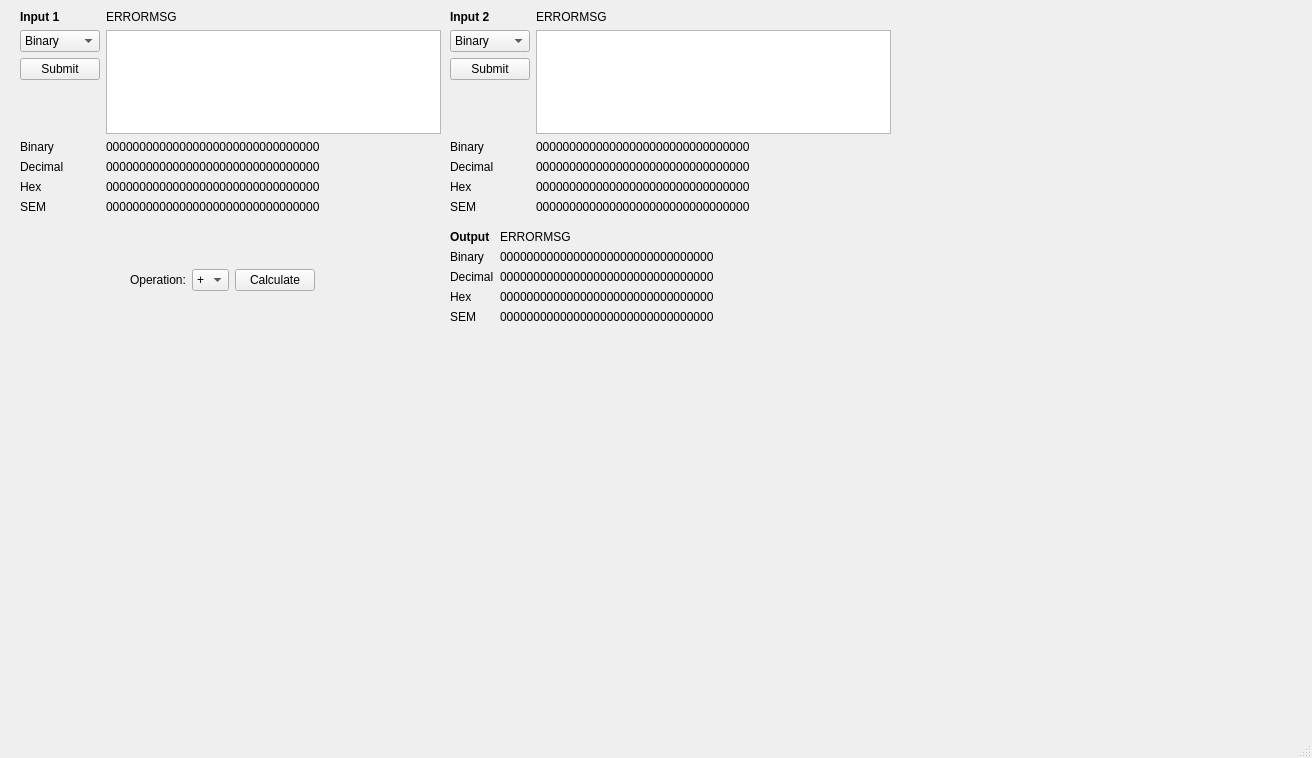
This is mainwindow.ui in JoshuaMDykstra/SWEN-4342-Project as Qt 5 draws it before an edit. The edited form follows.
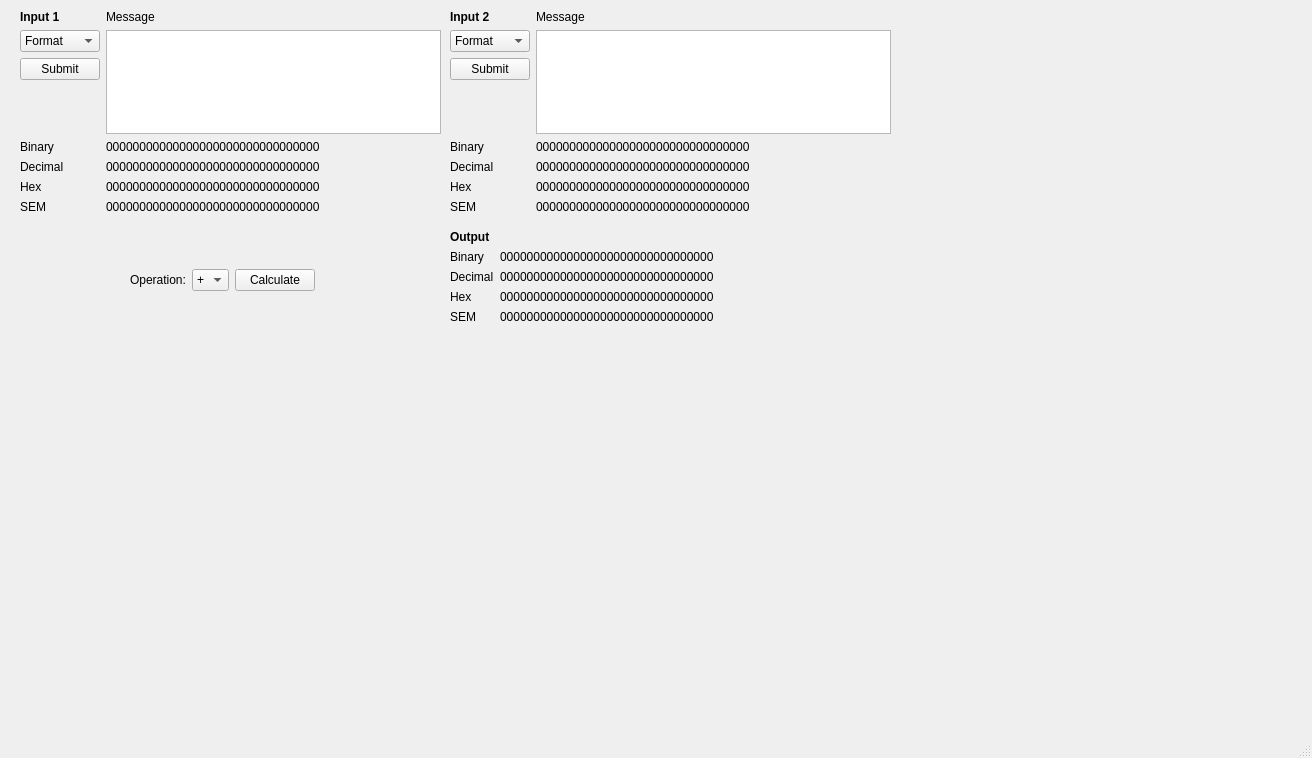
This is the edited form.

What changed in the file:
```diff
--- a/mainwindow.ui
+++ b/mainwindow.ui
@@ -94,6 +94,11 @@
       <layout class="QVBoxLayout" name="verticalLayout">
        <item>
         <widget class="QComboBox" name="input1FormatSelector">
+         <item>
+          <property name="text">
+           <string>Format</string>
+          </property>
+         </item>
          <item>
           <property name="text">
            <string>Binary</string>
@@ -128,7 +133,7 @@
      <item row="0" column="1">
       <widget class="QLabel" name="input1ErrorDisplay">
        <property name="text">
-        <string>ERRORMSG</string>
+        <string>Message</string>
        </property>
       </widget>
      </item>
@@ -210,7 +215,7 @@
      <item row="0" column="1">
       <widget class="QLabel" name="input2ErrorDisplay">
        <property name="text">
-        <string>ERRORMSG</string>
+        <string>Message</string>
        </property>
       </widget>
      </item>
@@ -221,6 +226,11 @@
       <layout class="QVBoxLayout" name="verticalLayout_2">
        <item>
         <widget class="QComboBox" name="input2FormatSelector">
+         <item>
+          <property name="text">
+           <string>Format</string>
+          </property>
+         </item>
          <item>
           <property name="text">
            <string>Binary</string>
@@ -274,7 +284,7 @@
      <item row="0" column="1">
       <widget class="QLabel" name="outputErrorDisplay">
        <property name="text">
-        <string>ERRORMSG</string>
+        <string/>
        </property>
       </widget>
      </item>
```
